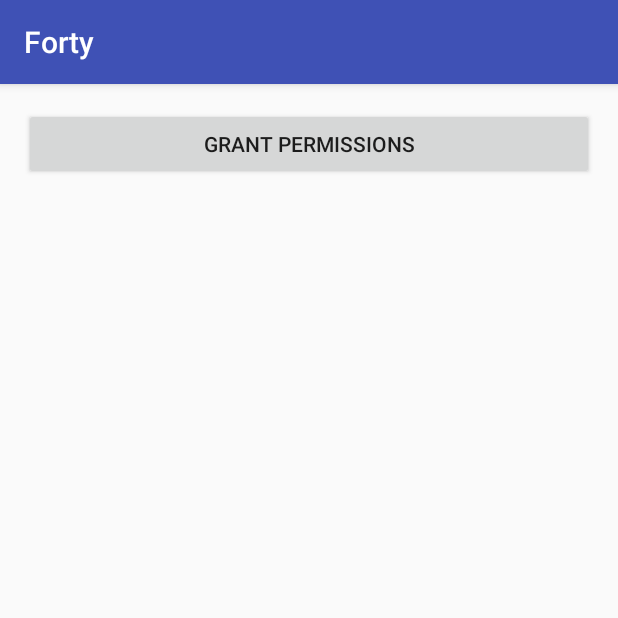
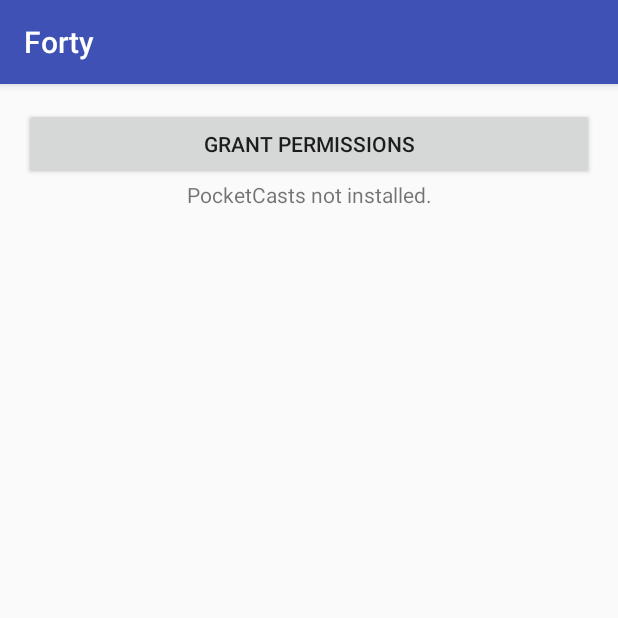
Before and after one commit to yuvaldrori/Forty, an Android app: the screen it shows after launch (MainActivity), on a phone screen of 412 x 824 dp, the top half of it. Run offline under Robolectric (Android 15) with nearby library versions, the phone set to English and light mode, and no system bars.

Commit message:
let the user know id pocketcasts installed

```diff
--- a/app/src/main/java/me/drori/forty/MainActivity.java
+++ b/app/src/main/java/me/drori/forty/MainActivity.java
@@ -4,6 +4,7 @@ import android.Manifest;
 import android.content.ContentResolver;
 import android.content.Intent;
 import android.content.SharedPreferences;
+import android.content.pm.ApplicationInfo;
 import android.content.pm.PackageManager;
 import android.preference.ListPreference;
 import android.preference.Preference;
@@ -18,7 +19,7 @@ import android.os.Bundle;
 import android.util.Pair;
 import android.view.View;
 import android.widget.Button;
-
+import android.widget.TextView;
 import java.util.ArrayList;
 import java.util.List;
 
@@ -43,10 +44,12 @@ public class MainActivity extends AppCompatActivity {
     @Override
     protected void onResume() {
         super.onResume();
-        if (hasPermission()) {
-            setScreen(true);
+        setScreen(hasPermission());
+        TextView textView = (TextView) findViewById(R.id.supported_apps);
+        if (!supportedAppInstalled()) {
+            textView.setVisibility(View.VISIBLE);
         } else {
-            setScreen(false);
+            textView.setVisibility(View.GONE);
         }
     }
 
@@ -82,6 +85,17 @@ public class MainActivity extends AppCompatActivity {
         if (preferenceFragment != null) {
             getSupportFragmentManager().beginTransaction().remove(preferenceFragment).commit();
         }
+    }
+
+    private boolean supportedAppInstalled() {
+        PackageManager packageManager = getPackageManager();
+        List<ApplicationInfo> applications = packageManager.getInstalledApplications(PackageManager.GET_META_DATA);
+        for (ApplicationInfo app : applications) {
+            if (app.packageName.equals(PocketCasts.PKG_NAME)) {
+                return true;
+            }
+        }
+        return false;
     }
 
     private boolean hasNotificationAccess() {
--- a/app/src/main/res/layout/activity_main.xml
+++ b/app/src/main/res/layout/activity_main.xml
@@ -15,6 +15,15 @@
         android:onClick="askPermissions"
         android:id="@+id/permissions_button"
         android:layout_width="match_parent"
-        android:layout_height="wrap_content" />
+        android:layout_height="wrap_content"/>
+
+    <TextView
+        android:id="@+id/supported_apps"
+        android:visibility="gone"
+        android:layout_width="match_parent"
+        android:layout_height="wrap_content"
+        android:textAlignment="center"
+        android:text="@string/supported_apps"
+        android:layout_below="@+id/permissions_button"/>
 
 </RelativeLayout>
--- a/app/src/main/res/values/strings.xml
+++ b/app/src/main/res/values/strings.xml
@@ -5,4 +5,5 @@
     <string name="calendar_settings_summary_none">No calendar selected!</string>
     <string name="calendar_settings_dialog_title">Pick a calendar.</string>
     <string name="permissions_button_text">Grant permissions</string>
+    <string name="supported_apps">PocketCasts not installed.</string>
 </resources>
```
